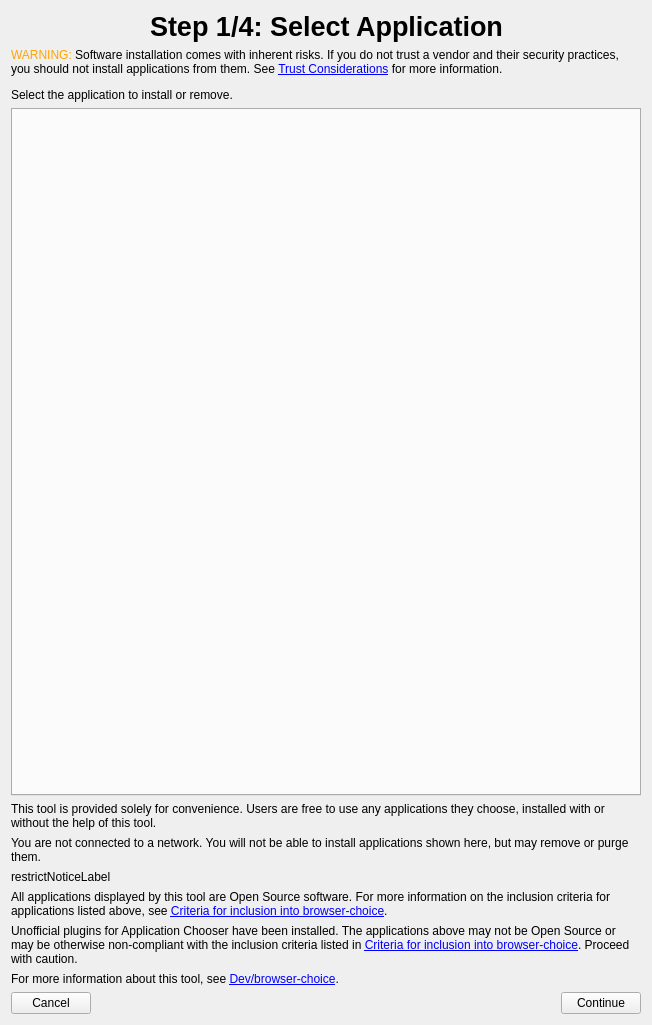
Above: ui/selectapplicationpage.ui from Kicksecure/browser-choice before the change. Below: the same form after it.
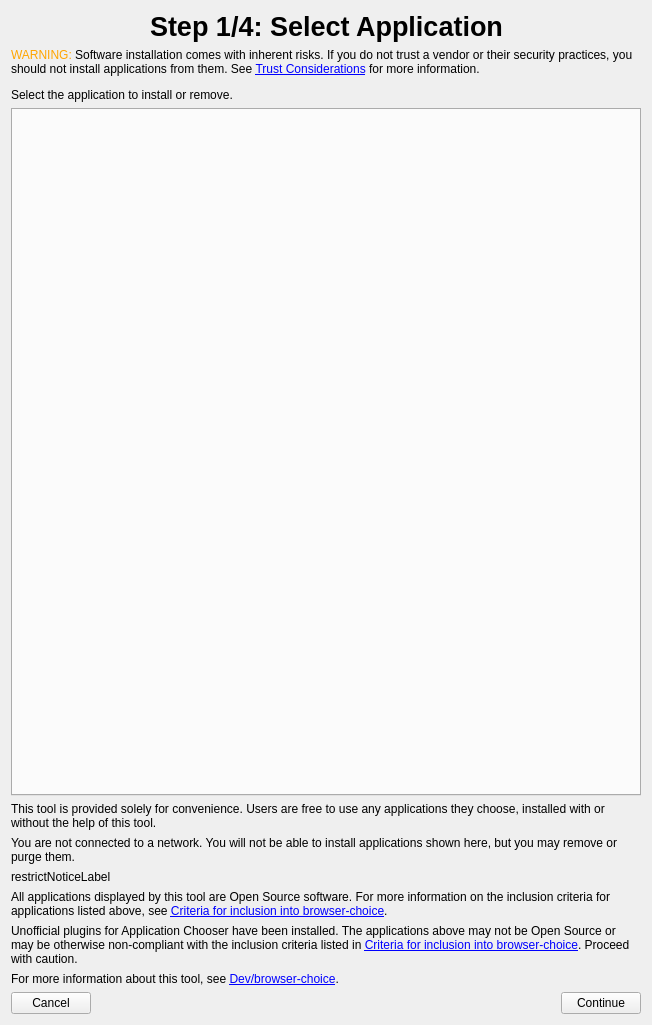
That is the form after the change. Icons and pictures are not drawn.

The edit to the form file:
```diff
--- a/ui/selectapplicationpage.ui
+++ b/ui/selectapplicationpage.ui
@@ -54,7 +54,7 @@
    <item>
     <widget class="QLabel" name="label_2">
      <property name="text">
-      <string>&lt;p&gt;&lt;font color=&quot;orange&quot;&gt;WARNING:&lt;/font&gt; Software installation comes with inherent risks. If you do not trust a vendor and their security practices, you should not install applications from them. See &lt;a href=&quot;https://www.kicksecure.com/wiki/Install_Software#Trust_Considerations&quot;&gt;Trust Considerations&lt;/a&gt; for more information.&lt;/p&gt;
+      <string>&lt;p&gt;&lt;font color=&quot;orange&quot;&gt;WARNING:&lt;/font&gt; Software installation comes with inherent risks. If you do not trust a vendor or their security practices, you should not install applications from them. See &lt;a href=&quot;https://www.kicksecure.com/wiki/Install_Software#Trust_Considerations&quot;&gt;Trust Considerations&lt;/a&gt; for more information.&lt;/p&gt;
 &lt;p&gt;Select the application to install or remove.&lt;/p&gt;</string>
      </property>
      <property name="wordWrap">
@@ -97,7 +97,7 @@
    <item>
     <widget class="QLabel" name="noNetworkWarningLabel">
      <property name="text">
-      <string>You are not connected to a network. You will not be able to install applications shown here, but may remove or purge them.</string>
+      <string>You are not connected to a network. You will not be able to install applications shown here, but you may remove or purge them.</string>
      </property>
      <property name="wordWrap">
       <bool>true</bool>
```
